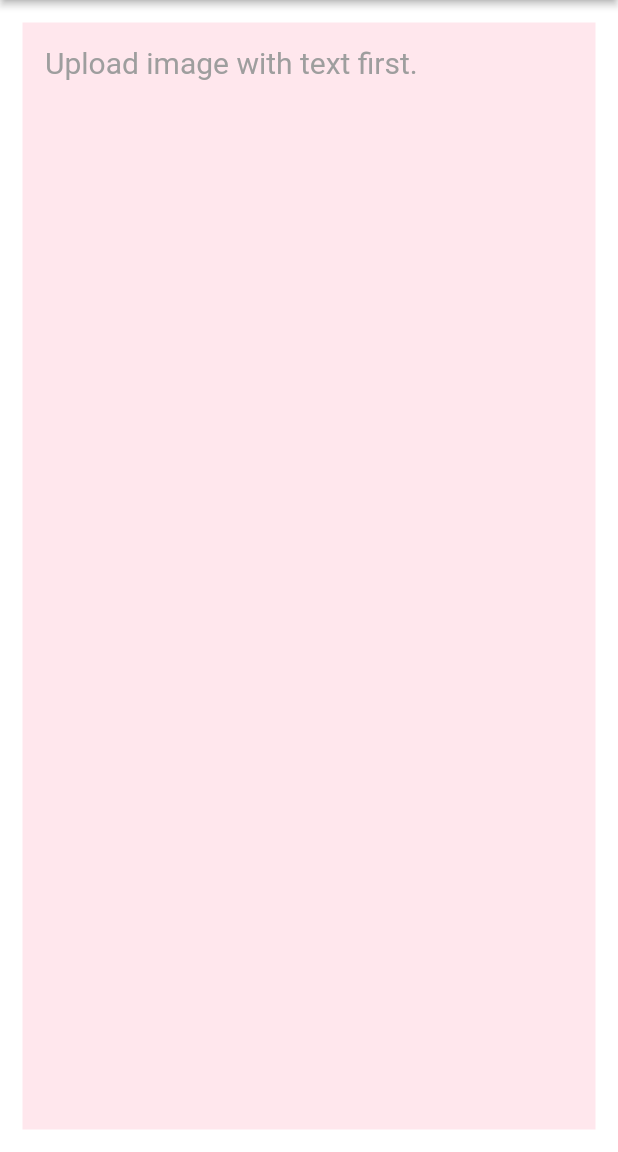
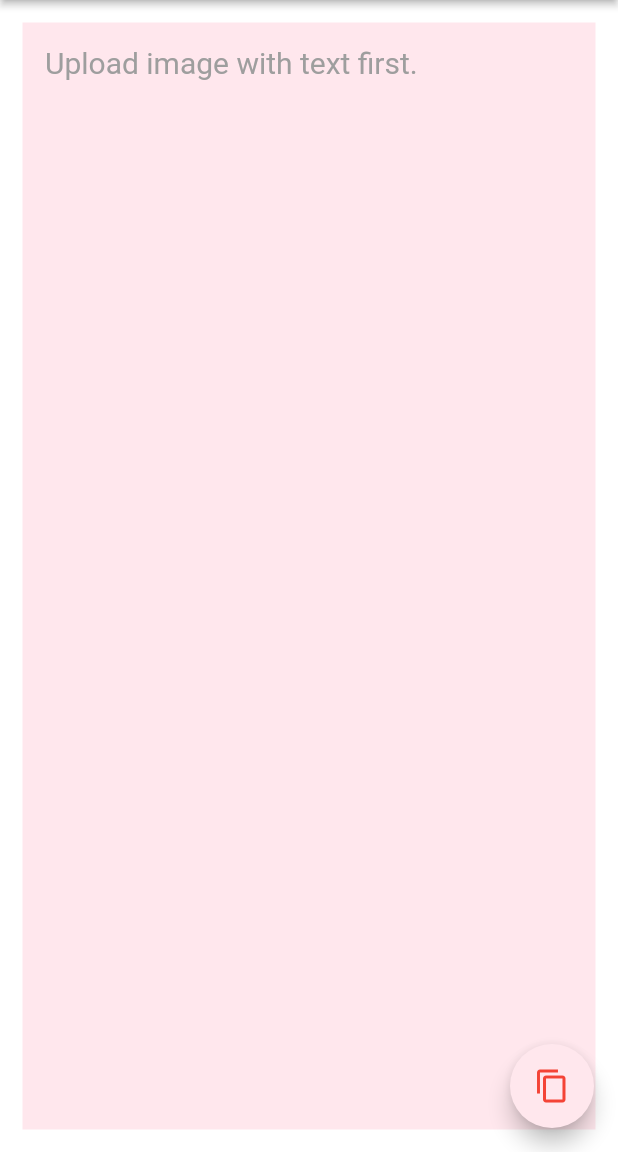
Before and after one commit to shibaniswaraj/textrecognizerapp, a Flutter app: the text screen opened directly, on a phone screen of 412 x 824 dp, the part 84-1236 px from its top. Run offline on Flutter 3.47's test engine with Material 2 defaults, Android fonts, the light colour scheme and no system bars; our stand-ins replace image_picker; missing offline and left inert: decorated_icon, google_ml_kit; Roboto replaces fonts that are missing (RubikVinyl); project files that could hold a hidden picture were left out.

Commit message:
copy button

```diff
--- a/lib/text.dart
+++ b/lib/text.dart
@@ -1,7 +1,10 @@
 import 'package:flutter/material.dart';
+import 'package:flutter/services.dart';
 import 'package:url_launcher/url_launcher.dart';
 import 'package:url_launcher/url_launcher_string.dart';
 import 'screen2.dart';
+import 'dart:ui';
+
 
 class text extends StatefulWidget {
   const text({Key? key}) : super(key: key);
@@ -43,13 +46,23 @@ class _textState extends State<text> {
             width: double.infinity,
             height: double.infinity,
             color: const Color(0xFFFFE7ED),
-            padding: EdgeInsets.only(left: 15.0, right: 15.0, top: 15.0, bottom: 15.0),
+            padding: const EdgeInsets.only(left: 15.0, right: 15.0, top: 15.0, bottom: 15.0),
             child: Expanded(
               child: SingleChildScrollView(
                 child: scannedtext != "" ? Text(scannedtext, style: TextStyle(color: Colors.black, fontSize: 20.0),):Text("Upload image with text first.", style: TextStyle(color: Colors.grey, fontSize: 20.0),),
               ),
             ),
           ),
+          floatingActionButton: FloatingActionButton(
+            onPressed: () {
+              Clipboard.setData(ClipboardData(text: scannedtext));
+            },
+            child:
+              Icon(Icons.copy,
+              color: Colors.red,
+              ),
+            backgroundColor: Color(0xFFFFE7ED),
+          ),
         )
     );
   }
```
